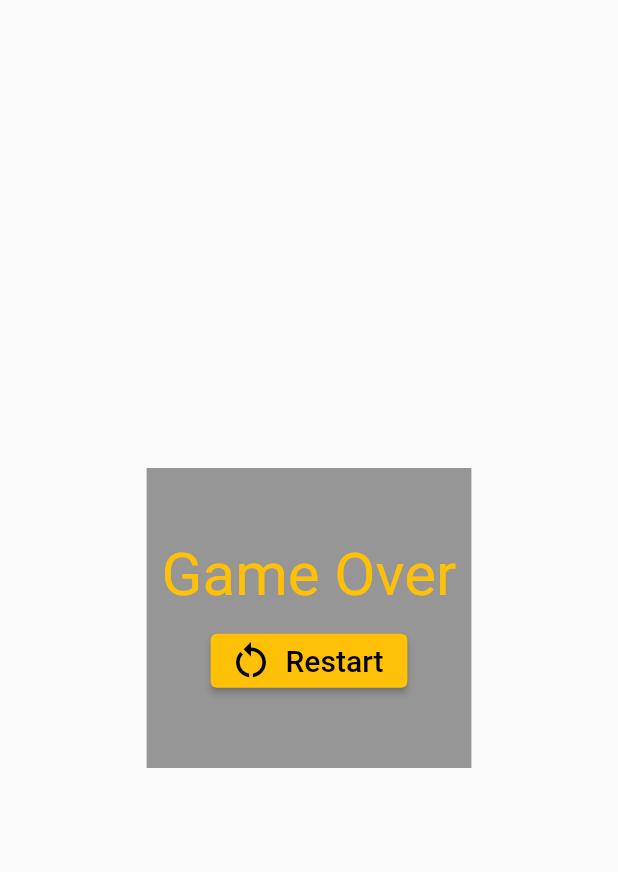
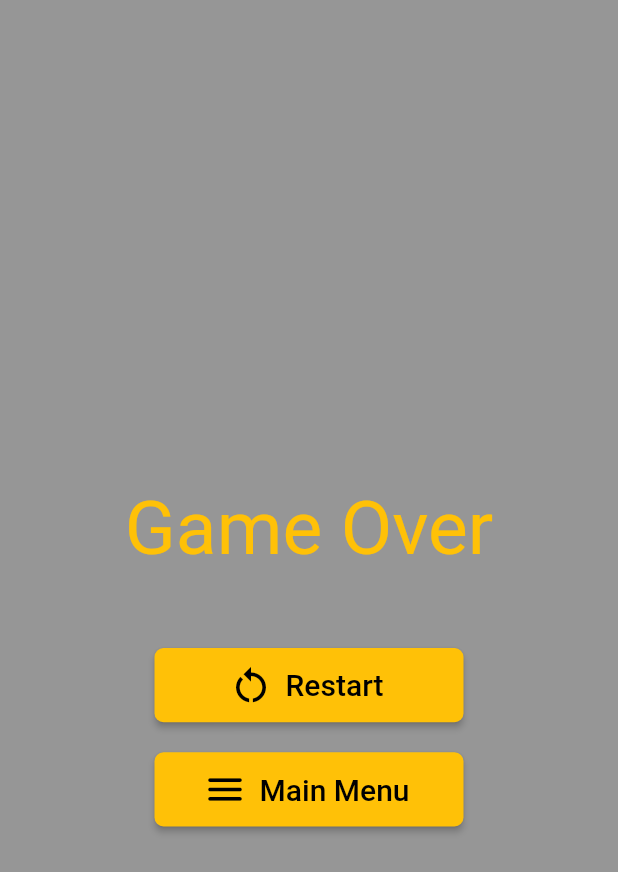
Before and after one commit to Charizard17/chest_escape, a Flutter app: the GameOverMenu widget shown alone on an empty page, opened directly, on a phone screen of 412 x 824 dp. Shown: the top 872 px of the screen. Run offline on Flutter 3.47's test engine with Material 2 defaults, Android fonts, the phone set to English and light mode, and no system bars; missing offline and left inert: flame; statements that could not run were skipped.

Commit message:
pause_menu and game_over_menu style fix. some adjustments

```diff
--- a/lib/game/game.dart
+++ b/lib/game/game.dart
@@ -10,6 +10,7 @@ import './player.dart';
 import './wall_manager.dart';
 import './wall.dart';
 import '../overlays/game_over_menu.dart';
+import '../overlays/pause_button.dart';
 
 class WallPasserGame extends FlameGame
     with HasTappables, HasDraggables, HasCollidables, GameCanvasSize {
@@ -157,6 +158,7 @@ class WallPasserGame extends FlameGame
 
     if (_player.playerHealth <= 0 && !camera.shaking) {
       this.pauseEngine();
+      overlays.remove(PauseButton.ID);
       overlays.add(GameOverMenu.ID);
     }
   }
--- a/lib/overlays/game_over_menu.dart
+++ b/lib/overlays/game_over_menu.dart
@@ -1,5 +1,6 @@
 import 'package:flutter/material.dart';
 
+import './pause_button.dart';
 import '../game/game.dart';
 
 class GameOverMenu extends StatelessWidget {
@@ -16,20 +17,24 @@ class GameOverMenu extends StatelessWidget {
     return Center(
       child: Container(
         color: Colors.black.withOpacity(0.4),
-        height: 200,
-        padding: EdgeInsets.all(10),
+        width: MediaQuery.of(context).size.width,
         child: Column(
           mainAxisAlignment: MainAxisAlignment.center,
           children: [
-            Text(
+            Padding(
+              padding: const EdgeInsets.symmetric(vertical: 50.0),
+              child: Text(
                 'Game Over',
                 style: TextStyle(
-                fontSize: 40,
+                  fontSize: 50,
                   color: Colors.amber,
                 ),
               ),
-            SizedBox(height: 10),
-            ElevatedButton.icon(
+            ),
+            SizedBox(
+              width: MediaQuery.of(context).size.width * 0.5,
+              height: MediaQuery.of(context).size.width * 0.12,
+              child: ElevatedButton.icon(
                 icon: Icon(
                   Icons.restart_alt,
                   color: Colors.black,
@@ -44,12 +49,47 @@ class GameOverMenu extends StatelessWidget {
                 ),
                 style: ElevatedButton.styleFrom(
                   primary: Colors.amber,
+                  shape: RoundedRectangleBorder(
+                    borderRadius: BorderRadius.circular(6),
+                  ),
                 ),
                 onPressed: () {
                   gameRef.overlays.remove(GameOverMenu.ID);
+                  gameRef.overlays.add(PauseButton.ID);
                   gameRef.reset();
                   gameRef.resumeEngine();
                 },
+              ),
+            ),
+            SizedBox(height: 20),
+            SizedBox(
+              width: MediaQuery.of(context).size.width * 0.5,
+              height: MediaQuery.of(context).size.width * 0.12,
+              child: ElevatedButton.icon(
+                icon: Icon(
+                  Icons.menu_rounded,
+                  color: Colors.black,
+                  size: 30,
+                ),
+                label: Text(
+                  'Main Menu',
+                  style: TextStyle(
+                    color: Colors.black,
+                    fontSize: 20,
+                  ),
+                ),
+                style: ElevatedButton.styleFrom(
+                  primary: Colors.amber,
+                  shape: RoundedRectangleBorder(
+                    borderRadius: BorderRadius.circular(6),
+                  ),
+                ),
+                onPressed: () {
+                  // gameRef.overlays.remove(PauseMenu.ID);
+                  // gameRef.reset();
+                  // gameRef.resumeEngine();
+                },
+              ),
             ),
           ],
         ),
```
Also changed, not shown: lib/overlays/pause_menu.dart (+32 -10 lines). Lines whose indentation alone changed are shown as unchanged.
